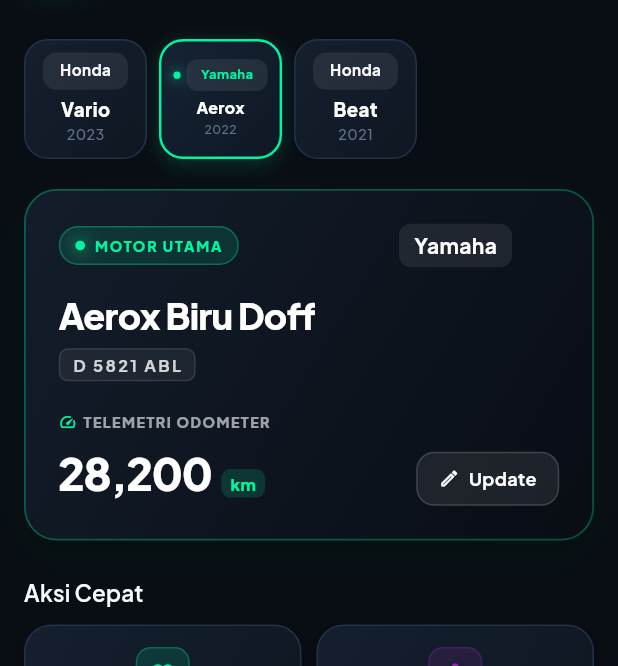
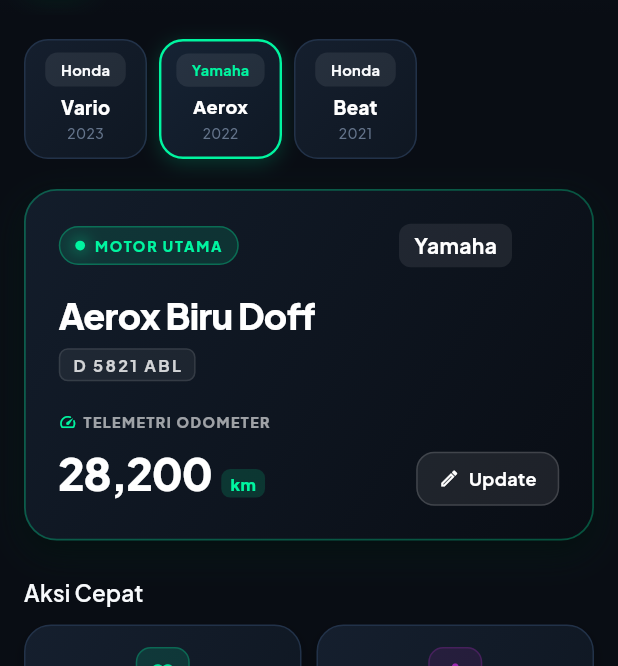
Before and after one commit to Abaimann/BuildHauss, a Flutter app: the HomeScreen screen opened directly, after a tap on "Muat 3 Data Motor Contoh", after a tap on "Yamaha", on a phone screen of 412 x 824 dp, the part 165-831 px from its top. Run offline on Flutter 3.47's test engine with Material 3 defaults, Android fonts, the phone set to English and light mode, and no system bars; our stand-ins replace dio, drift, drift_flutter, equatable, flutter_local_notifications, flutter_riverpod and 3 more; missing offline and left inert: cryptography; accounts and stored records are empty; generated files the repository leaves out were written again.

Commit message:
fix(ui): remove awkward pulsing dot from motorcycle selector badge for cleaner centered alignment

```diff
--- a/lib/features/home/presentation/screens/home_screen.dart
+++ b/lib/features/home/presentation/screens/home_screen.dart
@@ -416,25 +416,16 @@
                   mainAxisAlignment: MainAxisAlignment.center,
                   mainAxisSize: MainAxisSize.min,
                   children: [
-                    Row(
-                      mainAxisSize: MainAxisSize.min,
-                      children: [
-                        if (isActive) ...[
-                          const PulseLed(color: Color(0xFF00F5A0), size: 5),
-                          const SizedBox(width: 4),
-                        ],
-                        _BrandBadge(
-                          modelId: m.modelId,
-                          fontSize: 9,
-                          color: isActive ? const Color(0xFF00F5A0) : context.ink,
-                        ),
-                      ],
+                    _BrandBadge(
+                      modelId: m.modelId,
+                      fontSize: 9.5,
+                      color: isActive ? const Color(0xFF00F5A0) : context.ink,
                     ),
-                    const SizedBox(height: 3),
+                    const SizedBox(height: 4),
                     Text(
                       m.nickname.split(' ').first,
-                      style: TextStyle(
-                        fontSize: 11,
+                      style: const TextStyle(
+                        fontSize: 12,
                         fontWeight: FontWeight.w800,
                         color: Colors.white,
                       ),
@@ -442,11 +433,11 @@
                       overflow: TextOverflow.ellipsis,
                       textAlign: TextAlign.center,
                     ),
-                    const SizedBox(height: 1),
+                    const SizedBox(height: 2),
                     Text(
                       m.manufactureYear.toString(),
                       style: TextStyle(
-                        fontSize: 8.5,
+                        fontSize: 9,
                         color: context.muted,
                         fontWeight: FontWeight.w500,
                       ),
```
